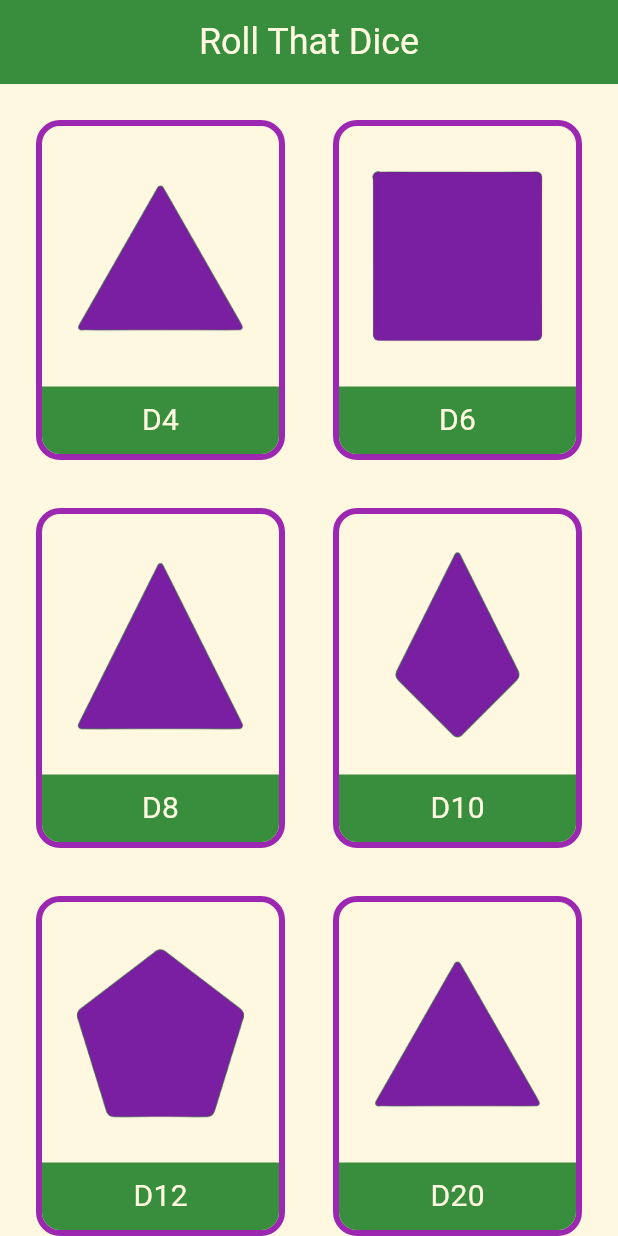
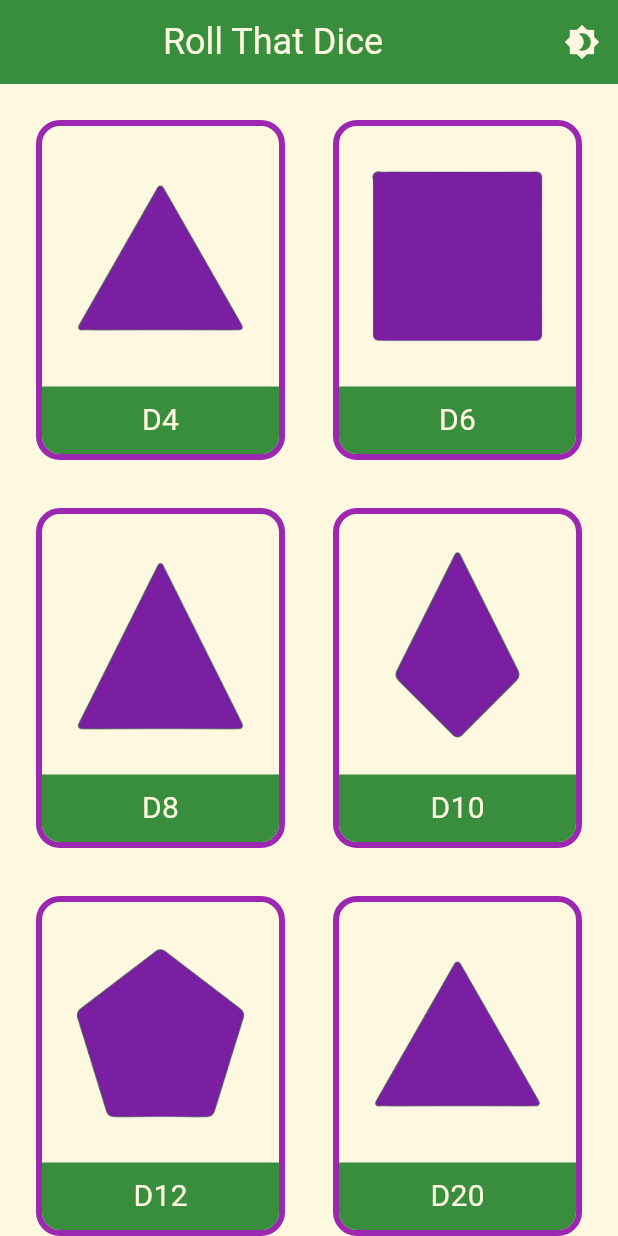
Before and after one commit to SayvIlahsiav/dice_app, a Flutter app: the screen it shows after launch, on a phone screen of 412 x 824 dp. Run offline on Flutter 3.47's test engine with Material 3 defaults, Android fonts, the phone set to English and light mode, and no system bars; our stand-ins replace audioplayers; Roboto replaces fonts that are missing (MontaguSlab).

Commit message:
Added multiple classes

```diff
--- a/lib/dice_data.dart
+++ b/lib/dice_data.dart
@@ -1,9 +1,9 @@
 final List<Map<String, dynamic>> diceAttributes = [
-  {'type': 'D4', 'image': 'images/d4.png', 'maxNumber': 4},
-  {'type': 'D6', 'image': 'images/d6.png', 'maxNumber': 6},
-  {'type': 'D8', 'image': 'images/d8.png', 'maxNumber': 8},
-  {'type': 'D10', 'image': 'images/d10.png', 'maxNumber': 10},
-  {'type': 'D12', 'image': 'images/d12.png', 'maxNumber': 12},
-  {'type': 'D20', 'image': 'images/d20.png', 'maxNumber': 20},
-  {'type': 'D100', 'image': 'images/d100.png', 'maxNumber': 100},
+  {'type': 'D4', 'image': 'assets/images/d4.png', 'maxNumber': 4},
+  {'type': 'D6', 'image': 'assets/images/d6.png', 'maxNumber': 6},
+  {'type': 'D8', 'image': 'assets/images/d8.png', 'maxNumber': 8},
+  {'type': 'D10', 'image': 'assets/images/d10.png', 'maxNumber': 10},
+  {'type': 'D12', 'image': 'assets/images/d12.png', 'maxNumber': 12},
+  {'type': 'D20', 'image': 'assets/images/d20.png', 'maxNumber': 20},
+  {'type': 'D100', 'image': 'assets/images/d100.png', 'maxNumber': 100},
 ];
--- /dev/null
+++ b/lib/home_screen.dart
@@ -0,0 +1,74 @@
+import 'package:dice_app/theme_provider.dart';
+import 'package:flutter/material.dart';
+import 'package:provider/provider.dart';
+
+import 'app_theme.dart';
+import 'dice_button.dart';
+import 'dice_data.dart';
+import 'dice_roll_screen.dart';
+
+class HomeScreen extends StatelessWidget {
+  @override
+  Widget build(BuildContext context) {
+    var themeProvider = Provider.of<ThemeProvider>(context);
+    bool isDarkMode = themeProvider.themeData.brightness == Brightness.dark;
+
+    return Scaffold(
+      backgroundColor: Theme.of(context).colorScheme.background,
+      appBar: AppBar(
+        title: Center(
+          child: Text(
+            'Roll That Dice',
+            style: TextStyle(
+              fontFamily: 'MontaguSlab',
+              fontSize: 24.0,
+              color: Theme.of(context).colorScheme.onPrimary,
+            ),
+          ),
+        ),
+        backgroundColor: Theme.of(context).colorScheme.primary,
+        actions: <Widget>[
+          IconButton(
+            icon: Icon(isDarkMode ? Icons.brightness_7 : Icons.brightness_4),
+            onPressed: () {
+              themeProvider.themeData =
+                  isDarkMode ? appTheme() : appDarkTheme();
+            },
+          ),
+        ],
+      ),
+      body: OrientationBuilder(
+        builder: (context, orientation) {
+          return GridView.builder(
+            padding: const EdgeInsets.all(16.0),
+            gridDelegate: SliverGridDelegateWithFixedCrossAxisCount(
+              crossAxisCount: orientation == Orientation.portrait ? 2 : 3,
+              crossAxisSpacing: 16.0,
+              mainAxisSpacing: 16.0,
+              childAspectRatio: 0.75,
+            ),
+            itemCount: diceAttributes.length,
+            itemBuilder: (context, index) {
+              final dice = diceAttributes[index];
+              return GestureDetector(
+                onTap: () {
+                  Navigator.push(
+                    context,
+                    MaterialPageRoute(
+                      builder: (context) => DiceRollScreen(
+                        diceType: dice['type'],
+                        diceImage: dice['image'],
+                        maxNumber: dice['maxNumber'],
+                      ),
+                    ),
+                  );
+                },
+                child: DiceButton(dice: dice),
+              );
+            },
+          );
+        },
+      ),
+    );
+  }
+}
--- a/lib/main.dart
+++ b/lib/main.dart
@@ -1,20 +1,28 @@
 import 'package:dice_app/app_theme.dart';
 import 'package:flutter/material.dart';
+import 'package:provider/provider.dart';
+import 'theme_provider.dart';
 import 'dart:async';
-import 'dice_data.dart';
-import 'dice_button.dart';
-import 'dice_roll_screen.dart';
+
+import 'home_screen.dart';
 
 void main() {
-  runApp(MyApp());
+  runApp(
+    ChangeNotifierProvider(
+      create: (_) => ThemeProvider(appTheme()), // Default to light theme
+      child: MyApp(),
+    ),
+  );
 }
 
 class MyApp extends StatelessWidget {
   @override
   Widget build(BuildContext context) {
+    final themeProvider = Provider.of<ThemeProvider>(context);
     return MaterialApp(
       title: 'Roll That Dice',
-      theme: appTheme(),
+      theme: themeProvider.themeData,
+      debugShowCheckedModeBanner: false, // This disables the debug banner
       home: SplashScreen(),
     );
   }
@@ -58,55 +66,3 @@ class _SplashScreenState extends State<SplashScreen> {
     );
   }
 }
-
-class HomeScreen extends StatelessWidget {
-  // TODO: Implement the home screen with dice selection menu
-  @override
-  Widget build(BuildContext context) {
-    return Scaffold(
-      backgroundColor: Theme.of(context).colorScheme.background,
-      appBar: AppBar(
-        title: Center(
-          child: Text(
-            'Roll That Dice',
-            style: TextStyle(
-              fontFamily: 'MontaguSlab',
-              fontSize: 24.0,
-              color: Theme.of(context).colorScheme.onPrimary,
-            ),
-          ),
-        ),
-        backgroundColor: Theme.of(context).colorScheme.primary,
-      ),
-      body: GridView.builder(
-        padding: const EdgeInsets.all(16.0),
-        gridDelegate: SliverGridDelegateWithFixedCrossAxisCount(
-          crossAxisCount: 2, // Two items per row
-          crossAxisSpacing: 16.0,
-          mainAxisSpacing: 16.0,
-          childAspectRatio: 0.75, // Aspect ratio for the dice buttons
-        ),
-        itemCount: diceAttributes.length,
-        itemBuilder: (context, index) {
-          final dice = diceAttributes[index];
-          return GestureDetector(
-            onTap: () {
-              // Navigate to the respective dice screen
-              Navigator.push(
-                context,
-                MaterialPageRoute(
-                  builder: (context) => DiceRollScreen(
-                    diceType: dice['type'],
-                    diceImage: dice['image'],
-                    maxNumber: dice['maxNumber'],
-                  ),
-                ),
-              );
-            },
-            child: DiceButton(dice: dice),
-          );
-        },
-      ),
-    );
-  }
-}
--- /dev/null
+++ b/lib/theme_provider.dart
@@ -0,0 +1,14 @@
+import 'package:flutter/material.dart';
+
+class ThemeProvider extends ChangeNotifier {
+  ThemeData _themeData;
+
+  ThemeProvider(this._themeData);
+
+  ThemeData get themeData => _themeData;
+
+  set themeData(ThemeData themeData) {
+    _themeData = themeData;
+    notifyListeners();
+  }
+}
```
Also changed, not shown: lib/app_theme.dart (+49 -0 lines), lib/audio_manager.dart (added, +10 -0 lines), lib/dice_roll_screen.dart (+40 -37 lines), pubspec.yaml (+7 -4 lines), assets/images/d10.png (renamed from images/d10.png), assets/images/d100.png (renamed from images/d100.png), assets/images/d12.png (renamed from images/d12.png), assets/images/d20.png (renamed from images/d20.png), assets/images/d4.png (renamed from images/d4.png), assets/images/d6.png (renamed from images/d6.png), assets/images/d8.png (renamed from images/d8.png), pubspec.lock, 5 other files.
